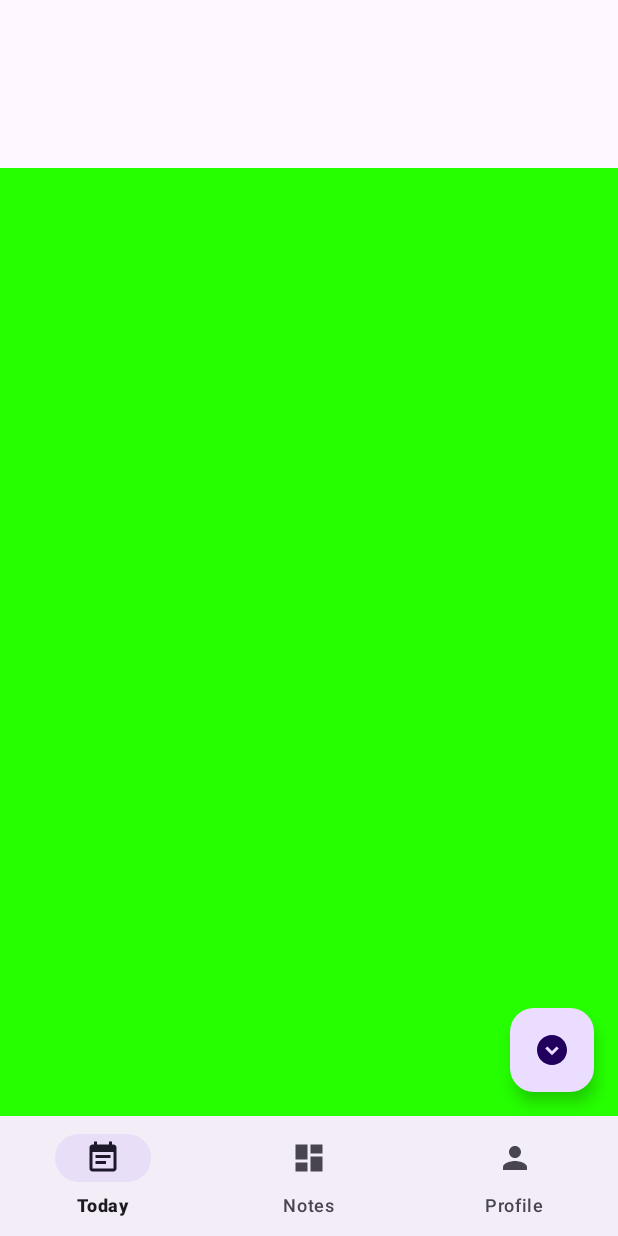
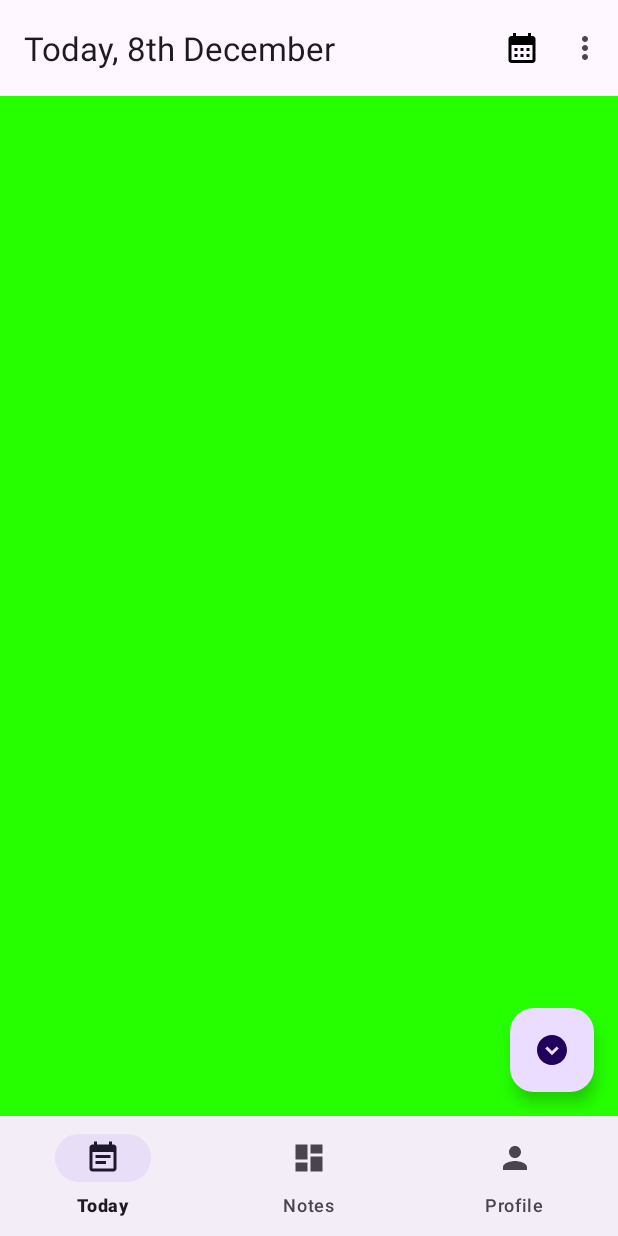
Before and after one commit to riestersamuel/bullet-time, an Android app: the screen it shows after launch (MainActivity), on a phone screen of 412 x 824 dp. Run offline under Robolectric (Android 15) with nearby library versions, the phone set to English and light mode, and no system bars.

Commit message:
Added a toolbar, which is independent of the current fragment yet

```diff
--- /dev/null
+++ b/app/src/main/res/drawable/ic_baseline_calendar_month_24.xml
@@ -0,0 +1,5 @@
+<vector android:height="24dp" android:tint="#000000"
+    android:viewportHeight="24" android:viewportWidth="24"
+    android:width="24dp" xmlns:android="http://schemas.android.com/apk/res/android">
+    <path android:fillColor="@android:color/white" android:pathData="M19,4h-1V2h-2v2H8V2H6v2H5C3.89,4 3.01,4.9 3.01,6L3,20c0,1.1 0.89,2 2,2h14c1.1,0 2,-0.9 2,-2V6C21,4.9 20.1,4 19,4zM19,20H5V10h14V20zM9,14H7v-2h2V14zM13,14h-2v-2h2V14zM17,14h-2v-2h2V14zM9,18H7v-2h2V18zM13,18h-2v-2h2V18zM17,18h-2v-2h2V18z"/>
+</vector>
--- a/app/src/main/res/layout/activity_main.xml
+++ b/app/src/main/res/layout/activity_main.xml
@@ -33,32 +33,35 @@
         app:srcCompat="@drawable/ic_baseline_expand_circle_down_24" />
 
     <androidx.coordinatorlayout.widget.CoordinatorLayout
-    android:layout_height="match_parent"
-        android:layout_width="match_parent"
 
-        >
+    android:layout_width="match_parent"
+    android:layout_height="match_parent">
 
     <com.google.android.material.appbar.AppBarLayout
-    android:layout_width="match_parent"
-    android:layout_height="wrap_content"
-    android:fitsSystemWindows="true">
-
-    <com.google.android.material.appbar.CollapsingToolbarLayout
-        style="?attr/collapsingToolbarLayoutMediumStyle"
         android:layout_width="match_parent"
-        android:layout_height="?attr/collapsingToolbarLayoutMediumSize">
+        android:layout_height="wrap_content">
 
         <com.google.android.material.appbar.MaterialToolbar
+            android:id="@+id/topAppBar"
+            android:layout_width="match_parent"
+            android:layout_height="?attr/actionBarSize"
+            app:title="Today, 8th December"
+            app:menu="@menu/top_app_bar"/>
+<!--        app:navigationIcon="@drawable/ic_baseline_dashboard_24" -->
+
+
+    </com.google.android.material.appbar.AppBarLayout>
+
+    <!-- Note: A RecyclerView can also be used -->
+    <androidx.core.widget.NestedScrollView
+        android:layout_width="match_parent"
         android:layout_height="match_parent"
-            android:layout_width="match_parent"
-        android:elevation="0dp" />
+        app:layout_behavior="@string/appbar_scrolling_view_behavior">
 
-    </com.google.android.material.appbar.CollapsingToolbarLayout>
+        <!-- Scrollable content -->
 
-</com.google.android.material.appbar.AppBarLayout>
+    </androidx.core.widget.NestedScrollView>
 
-    ...
-
-    </androidx.coordinatorlayout.widget.CoordinatorLayout>
+</androidx.coordinatorlayout.widget.CoordinatorLayout>
 
 </androidx.constraintlayout.widget.ConstraintLayout>
--- /dev/null
+++ b/app/src/main/res/menu/top_app_bar.xml
@@ -0,0 +1,16 @@
+<?xml version="1.0" encoding="utf-8"?>
+<menu xmlns:android="http://schemas.android.com/apk/res/android"
+    xmlns:app="http://schemas.android.com/apk/res-auto">
+
+    <item
+        android:id="@+id/date_picker"
+        android:icon="@drawable/ic_baseline_calendar_month_24"
+        android:title="datePicker"
+        app:showAsAction="ifRoom" />
+
+    <item
+        android:id="@+id/more"
+        android:title="more"
+        app:showAsAction="never" />
+
+</menu>
```
